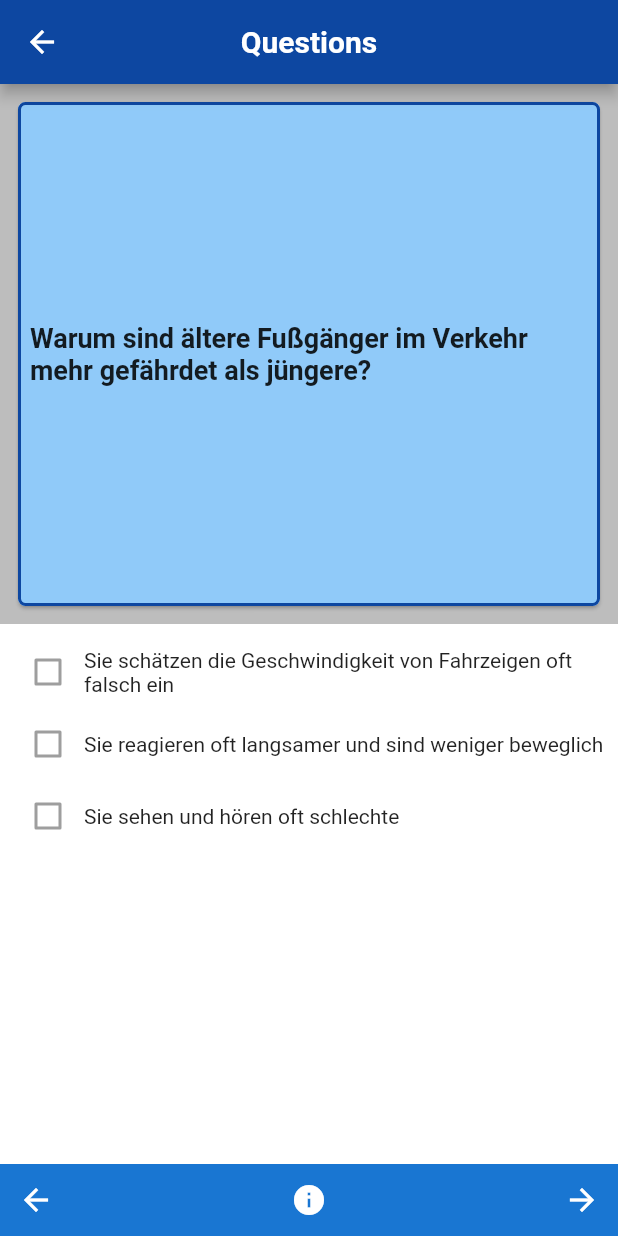
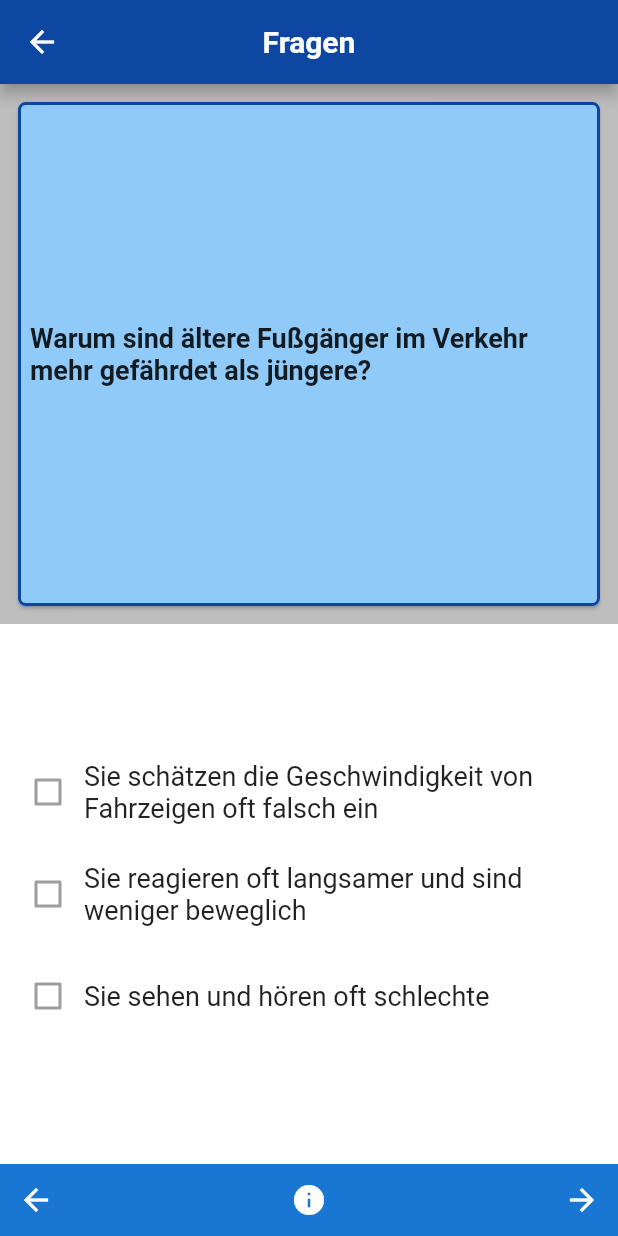
Before and after one commit to Scount/DrivePlan, a Flutter app: the QuestionsPage screen opened directly, on a phone screen of 412 x 824 dp. Run offline on Flutter 3.47's test engine with Material 2 defaults, Android fonts, the phone set to English and light mode, and no system bars; our stand-ins replace bloc, equatable, fl_chart, responsive_grid, table_calendar.

Commit message:
updated layout question page

```diff
--- a/lib/pages/questions_page.dart
+++ b/lib/pages/questions_page.dart
@@ -12,17 +12,25 @@ class _QuestionsPageState extends State<QuestionsPage> {
   Widget build(BuildContext context) {
     return Scaffold(
       appBar: AppBar(
-        title: Text("Questions"),
+        title: Text("Fragen"),
       ),
-      body: OrientationBuilder(builder:(context,orientation) => body(orientation)),
+      body: OrientationBuilder(
+          builder: (context, orientation) => body(orientation)),
     );
   }
 
   Widget body(Orientation orientation) {
-    if(orientation == Orientation.portrait)
-      return Column(children: [question(),answers(),navigation()],);
+    if (orientation == Orientation.portrait)
+      return Column(
+        children: [question(), answers(), navigation()],
+      );
     else
-      return Column(children: [Expanded(child:Row(children:[question(),answers()])),navigation()],);
+      return Column(
+        children: [
+          Expanded(child: Row(children: [question(), answers()])),
+          navigation()
+        ],
+      );
   }
 
   Widget question() {
@@ -84,33 +92,50 @@ class _QuestionsPageState extends State<QuestionsPage> {
         child: Padding(
           padding: const EdgeInsets.all(8.0),
           child: Column(
+            mainAxisAlignment: MainAxisAlignment.center,
             children: [
-              Row(
+              Padding(
+                padding: const EdgeInsets.symmetric(vertical: 10),
+                child: Row(
                   children: [
                     Checkbox(value: false, onChanged: null),
                     Expanded(
                       child: Text(
                         "Sie schätzen die Geschwindigkeit von Fahrzeigen oft falsch ein",
+                        style: TextStyle(fontSize: 18),
                       ),
                     )
                   ],
                 ),
-              Row(
+              ),
+              Padding(
+                padding: const EdgeInsets.symmetric(vertical: 10),
+                child: Row(
                   children: [
                     Checkbox(value: false, onChanged: null),
                     Expanded(
                       child: Text(
                         "Sie reagieren oft langsamer und sind weniger beweglich",
+                        style: TextStyle(fontSize: 18),
                       ),
                     )
                   ],
                 ),
-              Row(
+              ),
+              Padding(
+                padding: const EdgeInsets.symmetric(vertical: 10),
+                child: Row(
                   children: [
                     Checkbox(value: false, onChanged: null),
-                  Expanded(child: Text("Sie sehen und hören oft schlechte"))
+                    Expanded(
+                      child: Text(
+                        "Sie sehen und hören oft schlechte",
+                        style: TextStyle(fontSize: 18),
+                      ),
+                    )
                   ],
-              )
+                ),
+              ),
             ],
           ),
         ),
```
Lines whose indentation alone changed are shown as unchanged.
